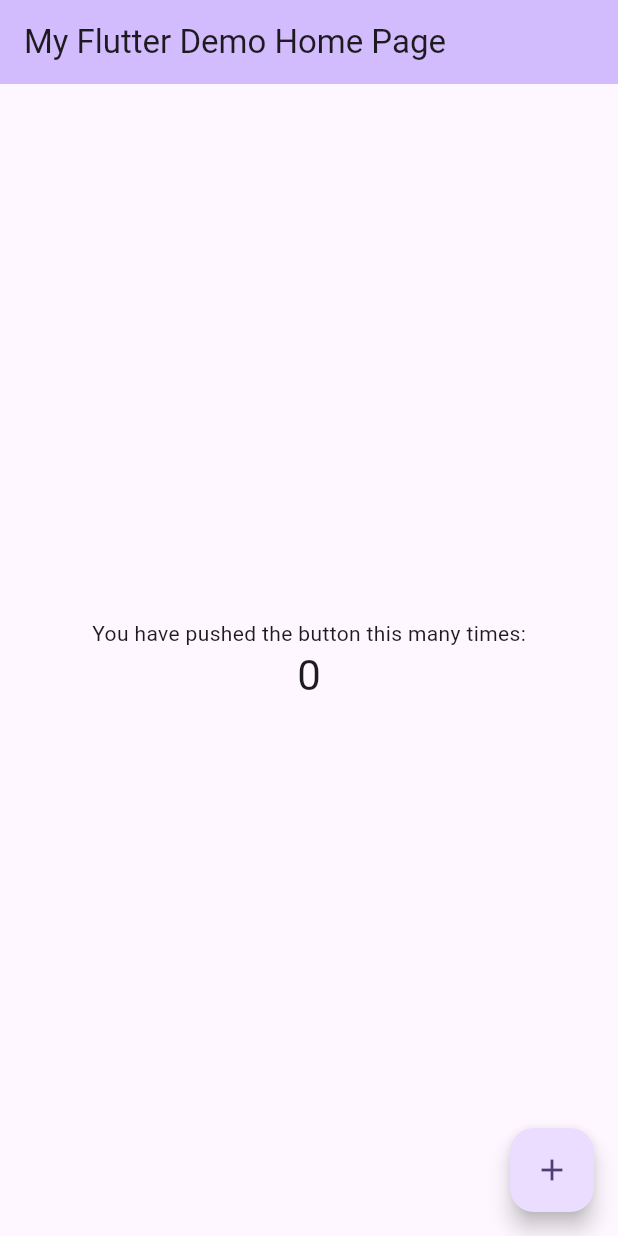
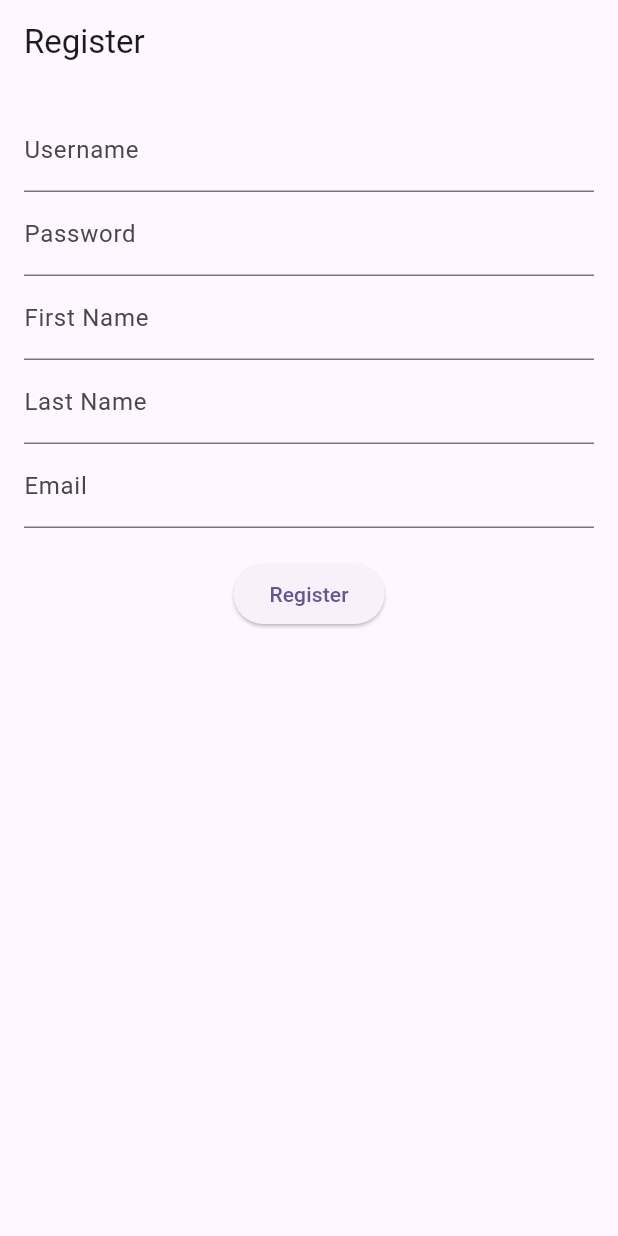
Before and after one commit to N-Adkins/cop4331-team4-largeproject-mobile, a Flutter app: the screen it shows after launch, on a phone screen of 412 x 824 dp. Run offline on Flutter 3.47's test engine with Material 3 defaults, Android fonts, the phone set to English and light mode, and no system bars.

Commit message:
Added register page

```diff
--- a/lib/api.dart
+++ b/lib/api.dart
@@ -11,7 +11,7 @@ class SignupResponse {
 class ApiService {
   static String baseUrl = "http://coolestappever.xyz:5000/api";
 
-  static Future<String> postJson<Payload>(String endpoint, Payload payload) async {
+  static Future<Map<String, dynamic>> postJson<Payload>(String endpoint, Payload payload) async {
     try {
       var url = Uri.parse(baseUrl + endpoint);
       var response = await http.post(
@@ -22,13 +22,13 @@ class ApiService {
         body: jsonEncode(payload),
       );
       if (response.statusCode == 200) {
-        return response.body;
+        return jsonDecode(response.body);
       } else {
         log("Returned status ${response.statusCode}");
       }
     } catch (e) {
       log(e.toString());
     }
-    return "{}";
+    return {};
   }
 }
--- a/lib/main.dart
+++ b/lib/main.dart
@@ -1,6 +1,7 @@
 import 'dart:developer';
 import 'package:flutter/material.dart';
 import 'package:group4_mobile_app/api.dart';
+import 'package:group4_mobile_app/register.dart';
 
 void main() {
   runApp(const MyApp());
@@ -32,7 +33,7 @@ class MyApp extends StatelessWidget {
         // tested with just a hot reload.
         colorScheme: ColorScheme.fromSeed(seedColor: Colors.deepPurple),
       ),
-      home: const MyHomePage(title: 'My Flutter Demo Home Page'),
+      home: RegisterPage(),
     );
   }
 }
@@ -66,7 +67,7 @@ class _MyHomePageState extends State<MyHomePage> {
       "lastName": "AppTestLast01",
       "email": "apptest@gmail.com",
     });
-    log(response);
+
 
     setState(() {
       // This call to setState tells the Flutter framework that something has
--- a/lib/register.dart
+++ b/lib/register.dart
@@ -0,0 +1,133 @@
+import 'dart:developer';
+import 'package:flutter/material.dart';
+import 'package:group4_mobile_app/api.dart';
+
+class RegisterPage extends StatefulWidget {
+  @override
+  _RegisterPageState createState() => _RegisterPageState();
+}
+
+class _RegisterPageState extends State<RegisterPage> {
+  final _formKey = GlobalKey<FormState>();
+  String? login;
+  String? password;
+  String? firstName;
+  String? lastName;
+  String? email;
+
+  @override
+  Widget build(BuildContext context) {
+    return Scaffold(
+      appBar: AppBar(title: Text('Register')),
+      body: Padding(
+        padding: const EdgeInsets.all(16.0),
+        child: Form(
+          key: _formKey,
+          child: Column(
+            children: <Widget>[
+              // Login Field
+              TextFormField(
+                decoration: InputDecoration(labelText: 'Username'),
+                validator: (value) {
+                  if (value == null || value.isEmpty) {
+                    return 'Please enter username';
+                  }
+                  return null;
+                },
+                onSaved: (value) => login = value,
+              ),
+
+              // Password Field
+              TextFormField(
+                decoration: InputDecoration(labelText: 'Password'),
+                obscureText: true,
+                validator: (value) {
+                  if (value == null || value.isEmpty) {
+                    return 'Please enter password';
+                  }
+                  return null;
+                },
+                onSaved: (value) => password = value,
+              ),
+
+              // FirstName Field
+              TextFormField(
+                decoration: InputDecoration(labelText: 'First Name'),
+                validator: (value) {
+                  if (value == null || value.isEmpty) {
+                    return 'Please enter first name';
+                  }
+                  return null;
+                },
+                onSaved: (value) => firstName = value,
+              ),
+
+              // LastName Field
+              TextFormField(
+                decoration: InputDecoration(labelText: 'Last Name'),
+                validator: (value) {
+                  if (value == null || value.isEmpty) {
+                    return 'Please enter last name';
+                  }
+                  return null;
+                },
+                onSaved: (value) => lastName = value,
+              ),
+
+              // Email field
+              TextFormField(
+                decoration: InputDecoration(labelText: 'Email'),
+                keyboardType: TextInputType.emailAddress,
+                validator: (value) {
+                  if (value == null || value.isEmpty) {
+                    return 'Please enter email';
+                  }
+                  return null;
+                },
+                onSaved: (value) => email = value,
+              ),
+
+              SizedBox(height: 20),
+              ElevatedButton(
+                onPressed: () {
+                  if (_formKey.currentState!.validate()) {
+                    _formKey.currentState!.save();
+                    ApiService.postJson("/signup", <String, String>{
+                      "login": login!,
+                      "password": password!,
+                      "firstName": firstName!,
+                      "lastName": lastName!,
+                      "email": email!,
+                    }).then((response) {
+                      if (response["error"] != null) {
+                        if (response["error"] == "") {
+                          ScaffoldMessenger.of(context).showSnackBar(
+                              SnackBar(content: Text(
+                                  'Successfully registered $firstName $lastName, please check your email to verify'))
+                          );
+                        } else {
+                          ScaffoldMessenger.of(context).showSnackBar(
+                            SnackBar(content: Text(
+                              response["error"].toString()
+                            ))
+                          );
+                        }
+                      } else {
+                        ScaffoldMessenger.of(context).showSnackBar(
+                          SnackBar(content: Text(
+                            'Internal server error',
+                          ))
+                        );
+                      }
+                    });
+                  }
+                },
+                child: Text('Register'),
+              )
+            ]
+          )
+        )
+      )
+    );
+  }
+}
```
